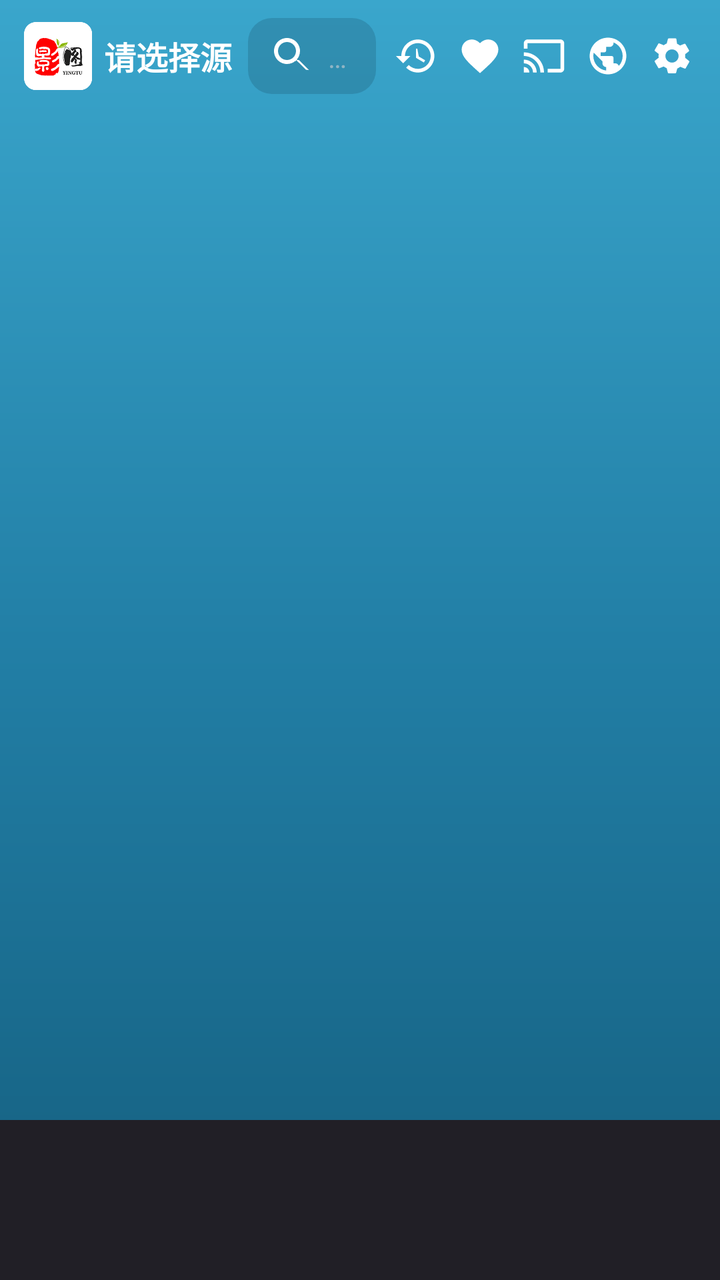
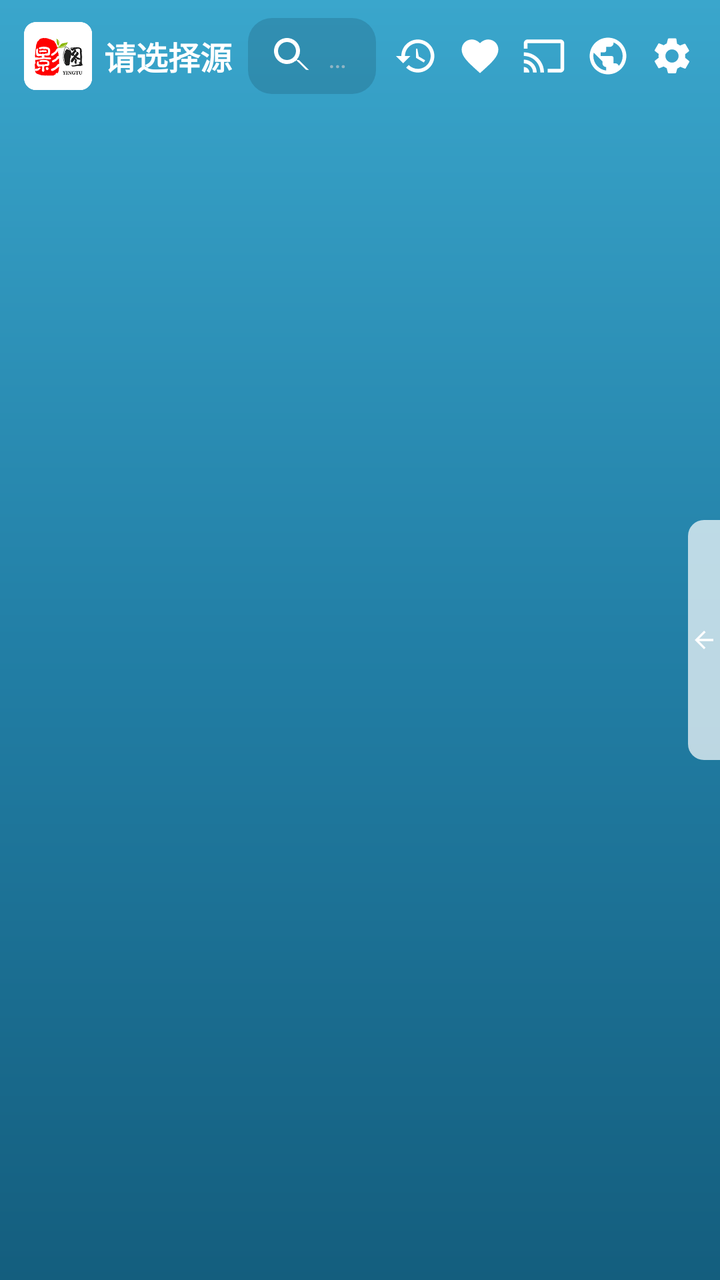

Before-and-after screenshots of an Android layout around one commit, followed by the original layout XML and the change that was made.
<!-- AndroidManifest.xml: application theme AppTheme -->
<!-- res/layout/activity_home.xml -->
<?xml version="1.0" encoding="utf-8"?>
<LinearLayout xmlns:android="http://schemas.android.com/apk/res/android"
    xmlns:app="http://schemas.android.com/apk/res-auto"
    android:layout_width="match_parent"
    android:layout_height="match_parent"
    android:fitsSystemWindows="true"
    android:orientation="vertical">

    
    <LinearLayout
        android:layout_width="match_parent"
        android:layout_height="56dp"
        android:gravity="center_vertical"
        android:orientation="horizontal"
        android:paddingStart="12dp"
        android:paddingEnd="8dp">

        <ImageView
            android:id="@+id/ivLogo"
            android:layout_width="34dp"
            android:layout_height="34dp"
            android:contentDescription="站源"
            android:src="@drawable/logo" />

        <TextView
            android:id="@+id/tvTitle"
            android:layout_width="wrap_content"
            android:layout_height="wrap_content"
            android:layout_marginStart="6dp"
            android:ellipsize="end"
            android:maxLines="1"
            android:maxWidth="110dp"
            android:text="@string/source_default"
            android:textColor="@color/text_primary"
            android:textSize="16sp"
            android:textStyle="bold" />

        
        <TextView
            android:id="@+id/tvSearchBox"
            android:layout_width="0dp"
            android:layout_height="38dp"
            android:layout_marginStart="8dp"
            android:layout_marginEnd="4dp"
            android:layout_weight="1"
            android:background="@drawable/bg_input"
            android:clickable="true"
            android:drawableStart="@drawable/ic_search"
            android:drawablePadding="6dp"
            android:ellipsize="end"
            android:focusable="true"
            android:gravity="center_vertical"
            android:maxLines="1"
            android:paddingStart="10dp"
            android:paddingEnd="10dp"
            android:text="@string/hint_search"
            android:textColor="@color/text_hint"
            android:textSize="14sp" />

        <ImageView
            android:id="@+id/ivHistory"
            android:layout_width="32dp"
            android:layout_height="32dp"
            android:background="?attr/selectableItemBackgroundBorderless"
            android:contentDescription="历史"
            android:padding="5dp"
            android:src="@drawable/ic_history"
            app:tint="@color/text_primary" />

        <ImageView
            android:id="@+id/ivFav"
            android:layout_width="32dp"
            android:layout_height="32dp"
            android:background="?attr/selectableItemBackgroundBorderless"
            android:contentDescription="收藏"
            android:padding="5dp"
            android:src="@drawable/ic_fav_on"
            app:tint="@color/text_primary" />

        <ImageView
            android:id="@+id/ivCast"
            android:layout_width="32dp"
            android:layout_height="32dp"
            android:background="?attr/selectableItemBackgroundBorderless"
            android:contentDescription="放映"
            android:padding="5dp"
            android:src="@drawable/ic_cast"
            app:tint="@color/text_primary" />

        <ImageView
            android:id="@+id/ivWeb"
            android:layout_width="32dp"
            android:layout_height="32dp"
            android:background="?attr/selectableItemBackgroundBorderless"
            android:contentDescription="网页"
            android:padding="5dp"
            android:src="@drawable/ic_web"
            app:tint="@color/text_primary" />

        <ImageView
            android:id="@+id/ivSetting"
            android:layout_width="32dp"
            android:layout_height="32dp"
            android:background="?attr/selectableItemBackgroundBorderless"
            android:contentDescription="设置"
            android:padding="5dp"
            android:src="@drawable/ic_setting"
            app:tint="@color/text_primary" />
    </LinearLayout>

    
    <FrameLayout
        android:id="@+id/fragmentContainer"
        android:layout_width="match_parent"
        android:layout_height="0dp"
        android:layout_weight="1" />

    
    <com.google.android.material.bottomnavigation.BottomNavigationView
        android:id="@+id/bottomNav"
        android:layout_width="match_parent"
        android:layout_height="wrap_content"
        app:labelVisibilityMode="labeled" />

</LinearLayout>
<!-- resources referenced by this layout -->
<resources>
  <!-- unchanged entries left out for length: 22 -->
</resources>

<!-- the commit's change to res/layout/activity_home.xml (unified diff, before → after) -->
@@ -1,125 +1,447 @@
 <?xml version="1.0" encoding="utf-8"?>
-<LinearLayout xmlns:android="http://schemas.android.com/apk/res/android"
+<FrameLayout xmlns:android="http://schemas.android.com/apk/res/android"
     xmlns:app="http://schemas.android.com/apk/res-auto"
     android:layout_width="match_parent"
     android:layout_height="match_parent"
-    android:fitsSystemWindows="true"
-    android:orientation="vertical">
+    android:fitsSystemWindows="true">
 
     
     <LinearLayout
         android:layout_width="match_parent"
-        android:layout_height="56dp"
-        android:gravity="center_vertical"
-        android:orientation="horizontal"
-        android:paddingStart="12dp"
-        android:paddingEnd="8dp">
-
-        <ImageView
-            android:id="@+id/ivLogo"
-            android:layout_width="34dp"
-            android:layout_height="34dp"
-            android:contentDescription="站源"
-            android:src="@drawable/logo" />
-
-        <TextView
-            android:id="@+id/tvTitle"
-            android:layout_width="wrap_content"
-            android:layout_height="wrap_content"
-            android:layout_marginStart="6dp"
-            android:ellipsize="end"
-            android:maxLines="1"
-            android:maxWidth="110dp"
-            android:text="@string/source_default"
-            android:textColor="@color/text_primary"
-            android:textSize="16sp"
-            android:textStyle="bold" />
+        android:layout_height="match_parent"
+        android:orientation="vertical">
 
         
-        <TextView
-            android:id="@+id/tvSearchBox"
-            android:layout_width="0dp"
-            android:layout_height="38dp"
-            android:layout_marginStart="8dp"
-            android:layout_marginEnd="4dp"
-            android:layout_weight="1"
-            android:background="@drawable/bg_input"
-            android:clickable="true"
-            android:drawableStart="@drawable/ic_search"
-            android:drawablePadding="6dp"
-            android:ellipsize="end"
-            android:focusable="true"
-            android:gravity="center_vertical"
-            android:maxLines="1"
-            android:paddingStart="10dp"
-            android:paddingEnd="10dp"
-            android:text="@string/hint_search"
-            android:textColor="@color/text_hint"
-            android:textSize="14sp" />
-
-        <ImageView
-            android:id="@+id/ivHistory"
-            android:layout_width="32dp"
-            android:layout_height="32dp"
-            android:background="?attr/selectableItemBackgroundBorderless"
-            android:contentDescription="历史"
-            android:padding="5dp"
-            android:src="@drawable/ic_history"
-            app:tint="@color/text_primary" />
-
-        <ImageView
-            android:id="@+id/ivFav"
-            android:layout_width="32dp"
-            android:layout_height="32dp"
-            android:background="?attr/selectableItemBackgroundBorderless"
-            android:contentDescription="收藏"
-            android:padding="5dp"
-            android:src="@drawable/ic_fav_on"
-            app:tint="@color/text_primary" />
-
-        <ImageView
-            android:id="@+id/ivCast"
-            android:layout_width="32dp"
-            android:layout_height="32dp"
-            android:background="?attr/selectableItemBackgroundBorderless"
-            android:contentDescription="放映"
-            android:padding="5dp"
-            android:src="@drawable/ic_cast"
-            app:tint="@color/text_primary" />
-
-        <ImageView
-            android:id="@+id/ivWeb"
-            android:layout_width="32dp"
-            android:layout_height="32dp"
-            android:background="?attr/selectableItemBackgroundBorderless"
-            android:contentDescription="网页"
-            android:padding="5dp"
-            android:src="@drawable/ic_web"
-            app:tint="@color/text_primary" />
-
-        <ImageView
-            android:id="@+id/ivSetting"
-            android:layout_width="32dp"
-            android:layout_height="32dp"
-            android:background="?attr/selectableItemBackgroundBorderless"
-            android:contentDescription="设置"
-            android:padding="5dp"
-            android:src="@drawable/ic_setting"
-            app:tint="@color/text_primary" />
+        <LinearLayout
+            android:layout_width="match_parent"
+            android:layout_height="56dp"
+            android:gravity="center_vertical"
+            android:orientation="horizontal"
+            android:paddingStart="12dp"
+            android:paddingEnd="8dp">
+
+            <ImageView
+                android:id="@+id/ivLogo"
+                android:layout_width="34dp"
+                android:layout_height="34dp"
+                android:contentDescription="站源"
+                android:src="@drawable/logo" />
+
+            <TextView
+                android:id="@+id/tvTitle"
+                android:layout_width="wrap_content"
+                android:layout_height="wrap_content"
+                android:layout_marginStart="6dp"
+                android:ellipsize="end"
+                android:maxLines="1"
+                android:maxWidth="110dp"
+                android:text="@string/source_default"
+                android:textColor="@color/text_primary"
+                android:textSize="16sp"
+                android:textStyle="bold" />
+
+            
+            <TextView
+                android:id="@+id/tvSearchBox"
+                android:layout_width="0dp"
+                android:layout_height="38dp"
+                android:layout_marginStart="8dp"
+                android:layout_marginEnd="4dp"
+                android:layout_weight="1"
+                android:background="@drawable/bg_input"
+                android:clickable="true"
+                android:drawableStart="@drawable/ic_search"
+                android:drawablePadding="6dp"
+                android:ellipsize="end"
+                android:focusable="true"
+                android:gravity="center_vertical"
+                android:maxLines="1"
+                android:paddingStart="10dp"
+                android:paddingEnd="10dp"
+                android:text="@string/hint_search"
+                android:textColor="@color/text_hint"
+                android:textSize="14sp" />
+
+            <ImageView
+                android:id="@+id/ivHistory"
+                android:layout_width="32dp"
+                android:layout_height="32dp"
+                android:background="?attr/selectableItemBackgroundBorderless"
+                android:contentDescription="历史"
+                android:padding="5dp"
+                android:src="@drawable/ic_history"
+                app:tint="@color/text_primary" />
+
+            <ImageView
+                android:id="@+id/ivFav"
+                android:layout_width="32dp"
+                android:layout_height="32dp"
+                android:background="?attr/selectableItemBackgroundBorderless"
+                android:contentDescription="收藏"
+                android:padding="5dp"
+                android:src="@drawable/ic_fav_on"
+                app:tint="@color/text_primary" />
+
+            <ImageView
+                android:id="@+id/ivCast"
+                android:layout_width="32dp"
+                android:layout_height="32dp"
+                android:background="?attr/selectableItemBackgroundBorderless"
+                android:contentDescription="放映"
+                android:padding="5dp"
+                android:src="@drawable/ic_cast"
+                app:tint="@color/text_primary" />
+
+            <ImageView
+                android:id="@+id/ivWeb"
+                android:layout_width="32dp"
+                android:layout_height="32dp"
+                android:background="?attr/selectableItemBackgroundBorderless"
+                android:contentDescription="网页"
+                android:padding="5dp"
+                android:src="@drawable/ic_web"
+                app:tint="@color/text_primary" />
+
+            <ImageView
+                android:id="@+id/ivSetting"
+                android:layout_width="32dp"
+                android:layout_height="32dp"
+                android:background="?attr/selectableItemBackgroundBorderless"
+                android:contentDescription="设置"
+                android:padding="5dp"
+                android:src="@drawable/ic_setting"
+                app:tint="@color/text_primary" />
+        </LinearLayout>
+
+        
+        <FrameLayout
+            android:id="@+id/fragmentContainer"
+            android:layout_width="match_parent"
+            android:layout_height="0dp"
+            android:layout_weight="1" />
     </LinearLayout>
+
+    
+    <View
+        android:id="@+id/edgeSwipeZone"
+        android:layout_width="16dp"
+        android:layout_height="match_parent"
+        android:layout_gravity="end"
+        android:layout_marginTop="56dp"
+        android:background="@android:color/transparent" />
 
     
     <FrameLayout
-        android:id="@+id/fragmentContainer"
+        android:id="@+id/sidebarHandle"
+        android:layout_width="16dp"
+        android:layout_height="120dp"
+        android:layout_gravity="end|center_vertical"
+        android:background="@drawable/bg_sidebar_handle">
+
+        <ImageView
+            android:layout_width="14dp"
+            android:layout_height="14dp"
+            android:layout_gravity="center"
+            android:contentDescription="打开导航"
+            android:src="@drawable/ic_back"
+            app:tint="@color/text_primary" />
+    </FrameLayout>
+
+    
+    <View
+        android:id="@+id/sidebarScrim"
         android:layout_width="match_parent"
-        android:layout_height="0dp"
-        android:layout_weight="1" />
+        android:layout_height="match_parent"
+        android:background="#80000000"
+        android:visibility="gone" />
 
     
-    <com.google.android.material.bottomnavigation.BottomNavigationView
-        android:id="@+id/bottomNav"
-        android:layout_width="match_parent"
-        android:layout_height="wrap_content"
-        app:labelVisibilityMode="labeled" />
-
-</LinearLayout>
+    <LinearLayout
+        android:id="@+id/sidebarPanel"
+        android:layout_width="200dp"
+        android:layout_height="match_parent"
+        android:layout_gravity="end"
+        android:background="@color/gradient_bottom"
+        android:orientation="vertical"
+        android:paddingTop="16dp"
+        android:visibility="gone">
+
+        <LinearLayout
+            android:id="@+id/sbMovie"
+            android:layout_width="match_parent"
+            android:layout_height="52dp"
+            android:gravity="center_vertical"
+            android:orientation="horizontal"
+            android:paddingStart="20dp"
+            android:paddingEnd="16dp">
+
+            <ImageView
+                android:layout_width="24dp"
+                android:layout_height="24dp"
+                android:src="@drawable/ic_play_circle"
+                app:tint="@color/text_primary" />
+
+            <TextView
+                android:id="@+id/tvSbMovie"
+                android:layout_width="wrap_content"
+                android:layout_height="wrap_content"
+                android:layout_marginStart="14dp"
+                android:text="影视"
+                android:textColor="@color/text_primary"
+                android:textSize="15sp" />
+        </LinearLayout>
+
+        <LinearLayout
+            android:id="@+id/sbDrama"
+            android:layout_width="match_parent"
+            android:layout_height="52dp"
+            android:gravity="center_vertical"
+            android:orientation="horizontal"
+            android:paddingStart="20dp"
+            android:paddingEnd="16dp">
+
+            <ImageView
+                android:layout_width="24dp"
+                android:layout_height="24dp"
+                android:src="@drawable/ic_play"
+                app:tint="@color/text_primary" />
+
+            <TextView
+                android:id="@+id/tvSbDrama"
+                android:layout_width="wrap_content"
+                android:layout_height="wrap_content"
+                android:layout_marginStart="14dp"
+                android:text="短剧"
+                android:textColor="@color/text_primary"
+                android:textSize="15sp" />
+        </LinearLayout>
+
+        <LinearLayout
+            android:id="@+id/sbLive"
+            android:layout_width="match_parent"
+            android:layout_height="52dp"
+            android:gravity="center_vertical"
+            android:orientation="horizontal"
+            android:paddingStart="20dp"
+            android:paddingEnd="16dp">
+
+            <ImageView
+                android:layout_width="24dp"
+                android:layout_height="24dp"
+                android:src="@drawable/ic_live"
+                app:tint="@color/text_primary" />
+
+            <TextView
+                android:id="@+id/tvSbLive"
+                android:layout_width="wrap_content"
+                android:layout_height="wrap_content"
+                android:layout_marginStart="14dp"
+                android:text="直播"
+                android:textColor="@color/text_primary"
+                android:textSize="15sp" />
+        </LinearLayout>
+
+        <LinearLayout
+            android:id="@+id/sbMidnight"
+            android:layout_width="match_parent"
+            android:layout_height="52dp"
+            android:gravity="center_vertical"
+            android:orientation="horizontal"
+            android:paddingStart="20dp"
+            android:paddingEnd="16dp">
+
+            <ImageView
+                android:layout_width="24dp"
+                android:layout_height="24dp"
+                android:src="@drawable/ic_fav_on"
+                app:tint="@color/text_primary" />
+
+            <TextView
+                android:id="@+id/tvSbMidnight"
+                android:layout_width="wrap_content"
+                android:layout_height="wrap_content"
+                android:layout_marginStart="14dp"
+                android:text="午夜"
+                android:textColor="@color/text_primary"
+                android:textSize="15sp" />
+        </LinearLayout>
+
+        <LinearLayout
+            android:id="@+id/sbFile"
+            android:layout_width="match_parent"
+            android:layout_height="52dp"
+            android:gravity="center_vertical"
+            android:orientation="horizontal"
+            android:paddingStart="20dp"
+            android:paddingEnd="16dp">
+
+            <ImageView
+                android:layout_width="24dp"
+                android:layout_height="24dp"
+                android:src="@drawable/ic_file"
+                app:tint="@color/text_primary" />
+
+            <TextView
+                android:id="@+id/tvSbFile"
+                android:layout_width="wrap_content"
+                android:layout_height="wrap_content"
+                android:layout_marginStart="14dp"
+                android:text="文件"
+                android:textColor="@color/text_primary"
+                android:textSize="15sp" />
+        </LinearLayout>
+
+        
+        <LinearLayout
+            android:id="@+id/sbFastSearch"
+            android:layout_width="match_parent"
+            android:layout_height="52dp"
+            android:gravity="center_vertical"
+            android:orientation="horizontal"
+            android:paddingStart="20dp"
+            android:paddingEnd="16dp">
+
+            <ImageView
+                android:layout_width="24dp"
+                android:layout_height="24dp"
+                android:src="@drawable/ic_search"
+                app:tint="@color/text_primary" />
+
+            <TextView
+                android:id="@+id/tvSbFastSearch"
+                android:layout_width="wrap_content"
+                android:layout_height="wrap_content"
+                android:layout_marginStart="14dp"
+                android:text="快搜"
+                android:textColor="@color/text_primary"
+                android:textSize="15sp" />
+        </LinearLayout>
+
+        <LinearLayout
+            android:id="@+id/sbCollect"
+            android:layout_width="match_parent"
+            android:layout_height="52dp"
+            android:gravity="center_vertical"
+            android:orientation="horizontal"
+            android:paddingStart="20dp"
+            android:paddingEnd="16dp">
+
+            <ImageView
+                android:layout_width="24dp"
+                android:layout_height="24dp"
+                android:src="@drawable/ic_fav_on"
+                app:tint="@color/text_primary" />
+
+            <TextView
+                android:id="@+id/tvSbCollect"
+                android:layout_width="wrap_content"
+                android:layout_height="wrap_content"
+                android:layout_marginStart="14dp"
+                android:text="收藏"
+                android:textColor="@color/text_primary"
+                android:textSize="15sp" />
+        </LinearLayout>
+
+        <LinearLayout
+            android:id="@+id/sbApps"
+            android:layout_width="match_parent"
+            android:layout_height="52dp"
+            android:gravity="center_vertical"
+            android:orientation="horizontal"
+            android:paddingStart="20dp"
+            android:paddingEnd="16dp">
+
+            <ImageView
+                android:layout_width="24dp"
+                android:layout_height="24dp"
+                android:src="@drawable/ic_apps"
+                app:tint="@color/text_primary" />
+
+            <TextView
+                android:id="@+id/tvSbApps"
+                android:layout_width="wrap_content"
+                android:layout_height="wrap_content"
+                android:layout_marginStart="14dp"
+                android:text="应用"
+                android:textColor="@color/text_primary"
+                android:textSize="15sp" />
+        </LinearLayout>
+
+        
+        <LinearLayout
+            android:id="@+id/sbDrive"
+            android:layout_width="match_parent"
+            android:layout_height="52dp"
+            android:gravity="center_vertical"
+            android:orientation="horizontal"
+            android:paddingStart="20dp"
+            android:paddingEnd="16dp">
+
+            <ImageView
+                android:layout_width="24dp"
+                android:layout_height="24dp"
+                android:src="@drawable/ic_folder"
+                app:tint="@color/text_primary" />
+
+            <TextView
+                android:id="@+id/tvSbDrive"
+                android:layout_width="wrap_content"
+                android:layout_height="wrap_content"
+                android:layout_marginStart="14dp"
+                android:text="网盘"
+                android:textColor="@color/text_primary"
+                android:textSize="15sp" />
+        </LinearLayout>
+
+        <LinearLayout
+            android:id="@+id/sbPush"
+            android:layout_width="match_parent"
+            android:layout_height="52dp"
+            android:gravity="center_vertical"
+            android:orientation="horizontal"
+            android:paddingStart="20dp"
+            android:paddingEnd="16dp">
+
+            <ImageView
+                android:layout_width="24dp"
+                android:layout_height="24dp"
+                android:src="@drawable/ic_chat"
+                app:tint="@color/text_primary" />
+
+            <TextView
+                android:id="@+id/tvSbPush"
+                android:layout_width="wrap_content"
+                android:layout_height="wrap_content"
+                android:layout_marginStart="14dp"
+                android:text="推送"
+                android:textColor="@color/text_primary"
+                android:textSize="15sp" />
+        </LinearLayout>
+
+        <LinearLayout
+            android:id="@+id/sbEpg"
+            android:layout_width="match_parent"
+            android:layout_height="52dp"
+            android:gravity="center_vertical"
+            android:orientation="horizontal"
+            android:paddingStart="20dp"
+            android:paddingEnd="16dp">
+
+            <ImageView
+                android:layout_width="24dp"
+                android:layout_height="24dp"
+                android:src="@drawable/ic_episode"
+                app:tint="@color/text_primary" />
+
+            <TextView
+                android:id="@+id/tvSbEpg"
+                android:layout_width="wrap_content"
+                android:layout_height="wrap_content"
+                android:layout_marginStart="14dp"
+                android:text="节目单"
+                android:textColor="@color/text_primary"
+                android:textSize="15sp" />
+        </LinearLayout>
+    </LinearLayout>
+
+</FrameLayout>
<!-- resource entries referenced after the edit -->
@@ -1,5 +1,113 @@
 <!-- resources referenced by this layout -->
 <resources>
+  <!-- drawable bg_sidebar_handle (drawable) -->
+  <?xml version="1.0" encoding="utf-8"?>
+  <shape xmlns:android="http://schemas.android.com/apk/res/android"
+      android:shape="rectangle">
+      <solid android:color="#B3FFFFFF" />
+      <corners
+          android:bottomLeftRadius="8dp"
+          android:bottomRightRadius="0dp"
+          android:topLeftRadius="8dp"
+          android:topRightRadius="0dp" />
+  </shape>
+  <!-- drawable ic_apps (drawable) -->
+  <vector xmlns:android="http://schemas.android.com/apk/res/android"
+      android:width="24dp"
+      android:height="24dp"
+      android:tint="@color/white"
+      android:viewportWidth="960"
+      android:viewportHeight="960">
+      <path
+          android:fillColor="@android:color/white"
+          android:pathData="M200,760Q165,760 142.5,737.5Q120,715 120,680L120,560Q120,525 142.5,502.5Q165,480 200,480L320,480Q355,480 377.5,502.5Q400,525 400,560L400,680Q400,715 377.5,737.5Q355,760 320,760L200,760ZM640,760Q605,760 582.5,737.5Q560,715 560,680L560,560Q560,525 582.5,502.5Q605,480 640,480L760,480Q795,480 817.5,502.5Q840,525 840,560L840,680Q840,715 817.5,737.5Q795,760 760,760L640,760ZM200,400Q165,400 142.5,377.5Q120,355 120,320L120,200Q120,165 142.5,142.5Q165,120 200,120L320,120Q355,120 377.5,142.5Q400,165 400,200L400,320Q400,355 377.5,377.5Q355,400 320,400L200,400ZM640,400Q605,400 582.5,377.5Q560,355 560,320L560,200Q560,165 582.5,142.5Q605,120 640,120L760,120Q795,120 817.5,142.5Q840,165 840,200L840,320Q840,355 817.5,377.5Q795,400 760,400L640,400Z" />
+  </vector>
+  <!-- drawable ic_back (drawable) -->
+  <?xml version="1.0" encoding="utf-8"?>
+  <vector xmlns:android="http://schemas.android.com/apk/res/android"
+      android:width="24dp"
+      android:height="24dp"
+      android:viewportWidth="24"
+      android:viewportHeight="24">
+      <path
+          android:fillColor="#FFFFFF"
+          android:pathData="M20,11H7.83l5.59,-5.59L12,4l-8,8 8,8 1.41,-1.41L7.83,13H20v-2z" />
+  </vector>
+  <!-- drawable ic_chat (drawable) -->
+  <?xml version="1.0" encoding="utf-8"?>
+  <vector xmlns:android="http://schemas.android.com/apk/res/android"
+      android:width="24dp" android:height="24dp"
+      android:viewportWidth="24" android:viewportHeight="24">
+      <path android:fillColor="#FFFFFF"
+          android:pathData="M12,2C6.48,2 2,6.48 2,12s4.48,10 10,10 10,-4.48 10,-10S17.52,2 12,2zM12,4c4.41,0 8,3.59 8,8s-3.59,8 -8,8 -8,-3.59 -8,-8S7.59,4 12,4z" />
+  </vector>
+  <!-- drawable ic_episode (drawable) -->
+  <vector xmlns:android="http://schemas.android.com/apk/res/android"
+      android:width="24dp"
+      android:height="24dp"
+      android:viewportWidth="24"
+      android:viewportHeight="24">
+      <path
+          android:fillColor="#FFFFFF"
+          android:pathData="M7,6h10v2H7V6zM7,10h10v2H7V10zM7,14h7v2H7V14z"/>
+      <path
+          android:fillColor="#FFFFFF"
+          android:pathData="M20,2H4C2.9,2 2,2.9 2,4v16c0,1.1 0.9,2 2,2h16c1.1,0 2,-0.9 2,-2V4C22,2.9 21.1,2 20,2zM20,20H4V4h16V20z"/>
+  </vector>
+  <!-- drawable ic_file (drawable) -->
+  <vector xmlns:android="http://schemas.android.com/apk/res/android"
+      android:width="24dp"
+      android:height="24dp"
+      android:tint="@color/white"
+      android:viewportWidth="960"
+      android:viewportHeight="960">
+      <path
+          android:fillColor="@android:color/white"
+          android:pathData="M320,720L640,720L640,640L320,640L320,720ZM320,560L640,560L640,480L320,480L320,560ZM240,880Q207,880 183.5,856.5Q160,833 160,800L160,160Q160,127 183.5,103.5Q207,80 240,80L560,80L800,320L800,800Q800,833 776.5,856.5Q753,880 720,880L240,880ZM520,360L720,360L520,160L520,360Z" />
+  </vector>
+  <!-- drawable ic_folder (drawable) -->
+  <vector xmlns:android="http://schemas.android.com/apk/res/android"
+      android:width="24dp"
+      android:height="24dp"
+      android:tint="@color/amber_300"
+      android:viewportWidth="960"
+      android:viewportHeight="960">
+      <path
+          android:fillColor="@android:color/white"
+          android:pathData="M160,800Q127,800 103.5,776.5Q80,753 80,720L80,240Q80,207 103.5,183.5Q127,160 160,160L400,160L480,240L800,240Q833,240 856.5,263.5Q880,287 880,320L880,720Q880,753 856.5,776.5Q833,800 800,800L160,800Z" />
+  </vector>
+  <!-- drawable ic_live (drawable) -->
+  <?xml version="1.0" encoding="utf-8"?>
+  <vector xmlns:android="http://schemas.android.com/apk/res/android"
+      android:width="24dp"
+      android:height="24dp"
+      android:viewportWidth="24"
+      android:viewportHeight="24">
+      <path
+          android:fillColor="#FFFFFF"
+          android:pathData="M21,3H3C1.9,3 1,3.9 1,5v12c0,1.1 0.9,2 2,2h5v2h8v-2h5c1.1,0 2,-0.9 2,-2V5C23,3.9 22.1,3 21,3zM21,17H3V5h18V17zM10,8v6l5,-3z" />
+  </vector>
+  <!-- drawable ic_play (drawable) -->
+  <?xml version="1.0" encoding="utf-8"?>
+  <vector xmlns:android="http://schemas.android.com/apk/res/android"
+      android:width="24dp"
+      android:height="24dp"
+      android:viewportWidth="24"
+      android:viewportHeight="24">
+      <path
+          android:fillColor="#FFFFFF"
+          android:pathData="M8,5v14l11,-7z" />
+  </vector>
+  <!-- drawable ic_play_circle (drawable) -->
+  <?xml version="1.0" encoding="utf-8"?>
+  <vector xmlns:android="http://schemas.android.com/apk/res/android"
+      android:width="24dp" android:height="24dp"
+      android:viewportWidth="24" android:viewportHeight="24">
+      <path android:fillColor="#FFFFFF"
+          android:pathData="M12,2C6.48,2 2,6.48 2,12s4.48,10 10,10 10,-4.48 10,-10S17.52,2 12,2zM12,4c4.41,0 8,3.59 8,8s-3.59,8 -8,8 -8,-3.59 -8,-8S7.59,4 12,4z" />
+  </vector>
+  <color name="white">#FFFFFF</color>
+  <color name="amber_300">#FFD54F</color>
   <!-- unchanged entries left out for length: 22 -->
 </resources>
 
